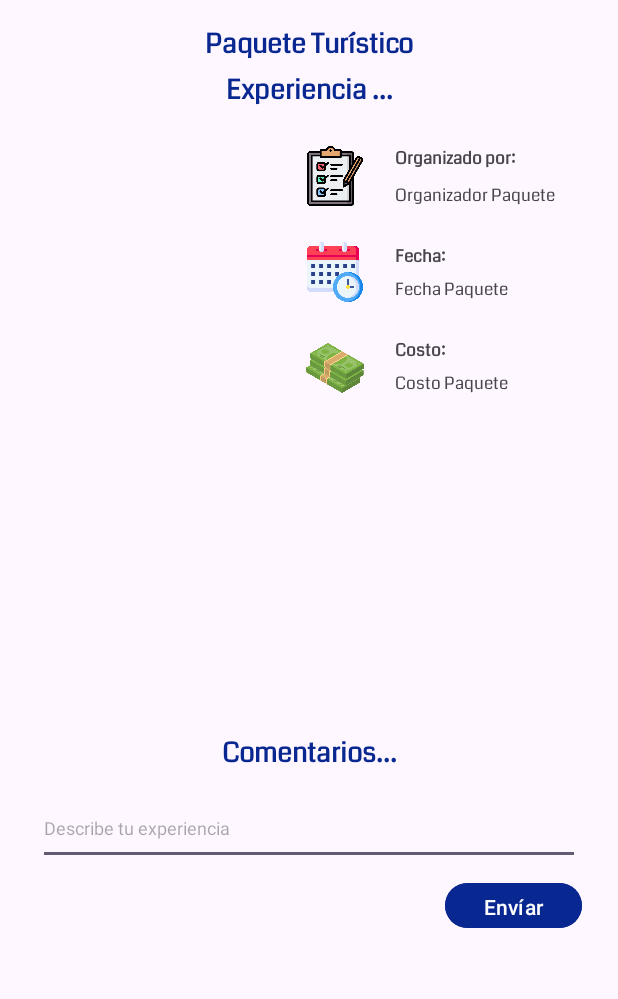
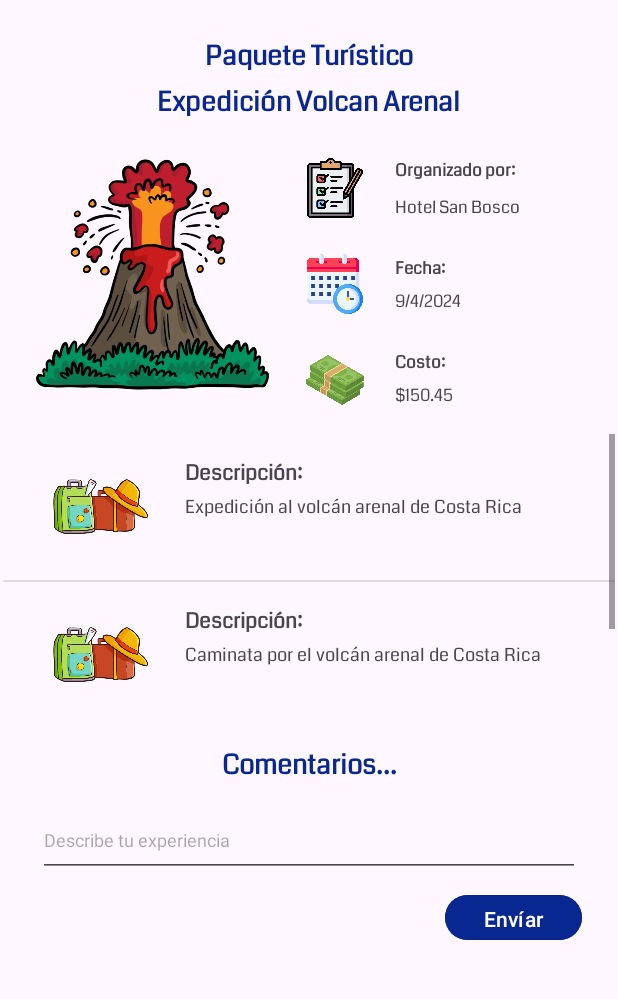
Before and after one commit to juanfra312003/pack-my-trip, an Android app: the screen it shows after launch (PackageTourist), after a tap on "Expedición Volcan Arenal", on a phone screen of 412 x 824 dp, the part 83-1082 px from its top. Run offline under Robolectric (Android 15) with nearby library versions, the phone set to English and light mode, and no system bars.

Commit message:
Feature: View service info

```diff
--- a/app/src/main/java/dev/pack_my_trip/activities/tourist_activities/DashboardTourist.kt
+++ b/app/src/main/java/dev/pack_my_trip/activities/tourist_activities/DashboardTourist.kt
@@ -34,7 +34,7 @@ class DashboardTourist : AppCompatActivity() {
             var paquete_turista = turista.paquetes[position]
 
             var intent = Intent(baseContext, PackageTourist::class.java)
-            intent.putExtra("turista", paquete_turista)
+            intent.putExtra("paquete_turista", paquete_turista)
             startActivity(intent)
         }
     }
--- a/app/src/main/java/dev/pack_my_trip/activities/tourist_activities/PackageTourist.kt
+++ b/app/src/main/java/dev/pack_my_trip/activities/tourist_activities/PackageTourist.kt
@@ -1,9 +1,11 @@
 package dev.pack_my_trip.activities.tourist_activities
 
+import android.annotation.SuppressLint
 import androidx.appcompat.app.AppCompatActivity
 import android.os.Bundle
 import android.util.Log
 import dev.pack_my_trip.R
+import dev.pack_my_trip.adapters.tourist_adapters.ServicesPackageAdapter
 import dev.pack_my_trip.databinding.ActivityPackageTouristBinding
 import dev.pack_my_trip.models.models_tourist.PaquetesPorTurista
 
@@ -18,7 +20,7 @@ class PackageTourist : AppCompatActivity() {
 
         // Recibir el paquete a partir de la actividad anterior.
         paquete_turista = intent.getSerializableExtra("paquete_turista") as PaquetesPorTurista
-        Log.i("turista", paquete_turista.paqueteActual.nombre)
+
 
         // Cargar los valores
         load_values()
@@ -26,20 +28,26 @@ class PackageTourist : AppCompatActivity() {
 
     }
 
+    @SuppressLint("SetTextI18n")
     private fun load_values(){
         // Cargar los valroes de: nombre, costo, fecha, organizador
-        binding.costoEditableTextPackagetourist.text = paquete_turista.paqueteActual.precio.toString()
-        binding.fechaEditableTextPackagetourist.text = paquete_turista.fecha.toString()
+        binding.costoEditableTextPackagetourist.text = "$" + paquete_turista.paqueteActual.precio.toString()
+        // Obtener la fecha en formato dia/mes/año
+        val fechaPaquete = paquete_turista.fecha.date.toString() + "/" + (paquete_turista.fecha.month + 1).toString() + "/" + (paquete_turista.fecha.year + 1900).toString()
+        binding.fechaEditableTextPackagetourist.text = fechaPaquete
         binding.organizadorTextEditablePackageT.text = paquete_turista.paqueteActual.nombreOrganizador
         binding.textFieldPackageNameEditable.text = paquete_turista.paqueteActual.nombre
 
         // Cargar la imagen
-        val imageName = paquete_turista.paqueteActual.tipo
-        val resourceId = resources.getIdentifier(imageName, "drawable", packageName)
-        binding.imageViewPackageType.setImageResource(resourceId)
+        when (paquete_turista.paqueteActual.tipo){
+            //TODO: Cambiar las imagenes por las que se encuentran en el proyecto en firebase storage
+            "Volcan" -> binding.imageViewPackageType.setImageResource(R.drawable.volcan)
+            "Buceo" -> binding.imageViewPackageType.setImageResource(R.drawable.buceo)
+            "Aviario" -> binding.imageViewPackageType.setImageResource(R.drawable.aviario)
+        }
 
 
-        // Mostrar los servicios
-
+        // Mostrar los servicios a través del adapter del mismo
+        binding.listViewServicesPackage.adapter = ServicesPackageAdapter(this, paquete_turista.paqueteActual.servicios)
     }
 }
--- a/app/src/main/java/dev/pack_my_trip/adapters/tourist_adapters/PackagesTouristAdapter.kt
+++ b/app/src/main/java/dev/pack_my_trip/adapters/tourist_adapters/PackagesTouristAdapter.kt
@@ -27,15 +27,14 @@ class PackagesTouristAdapter (context : Context, packages : MutableList<Paquetes
         description.text = item!!.paqueteActual.nombre
         begininningDate.text = item.fecha.toString()
 
-        // todo: Realizar la modificaciòn de la imagen con Firebase Storage en la parte de backend
+        // TODO: Realizar la modificaciòn de la imagen con Firebase Storage en la parte de backend
         //imagePackage.setImageResource(item.paqueteActual.picture)
-
         when (item.paqueteActual.tipo) {
             "Volcan" -> {
                 imagePackage.setImageResource(R.drawable.volcan)
             }
             "Aviario" -> {
-                imagePackage.setImageResource(R.drawable.ave)
+                imagePackage.setImageResource(R.drawable.aviario)
             }
             "Buceo" -> {
                 imagePackage.setImageResource(R.drawable.buceo)
--- a/app/src/main/java/dev/pack_my_trip/adapters/tourist_adapters/ServicesPackageAdapter.kt
+++ b/app/src/main/java/dev/pack_my_trip/adapters/tourist_adapters/ServicesPackageAdapter.kt
@@ -22,6 +22,7 @@ class ServicesPackageAdapter  (context : Context, services : MutableList<Servici
         val description = itemView!!.findViewById<TextView>(R.id.descripcionServiceTextViewEditable)
         description.text = item!!.descripcion
 
+        // TODO: Pintar la imagen del servicio con Firebase Storage
         return itemView
     }
 }
--- a/app/src/main/res/layout/activity_package_tourist.xml
+++ b/app/src/main/res/layout/activity_package_tourist.xml
@@ -18,7 +18,7 @@
         android:layout_width="wrap_content"
         android:layout_height="wrap_content"
         android:layout_marginStart="32dp"
-        android:layout_marginTop="8dp"
+        android:layout_marginTop="16dp"
         android:layout_marginEnd="32dp"
         android:fontFamily="@font/coda"
         android:text="Paquete Turístico"
```
Also changed, not shown: app/src/main/res/drawable/aviario.png (renamed from app/src/main/res/drawable/ave.png).
